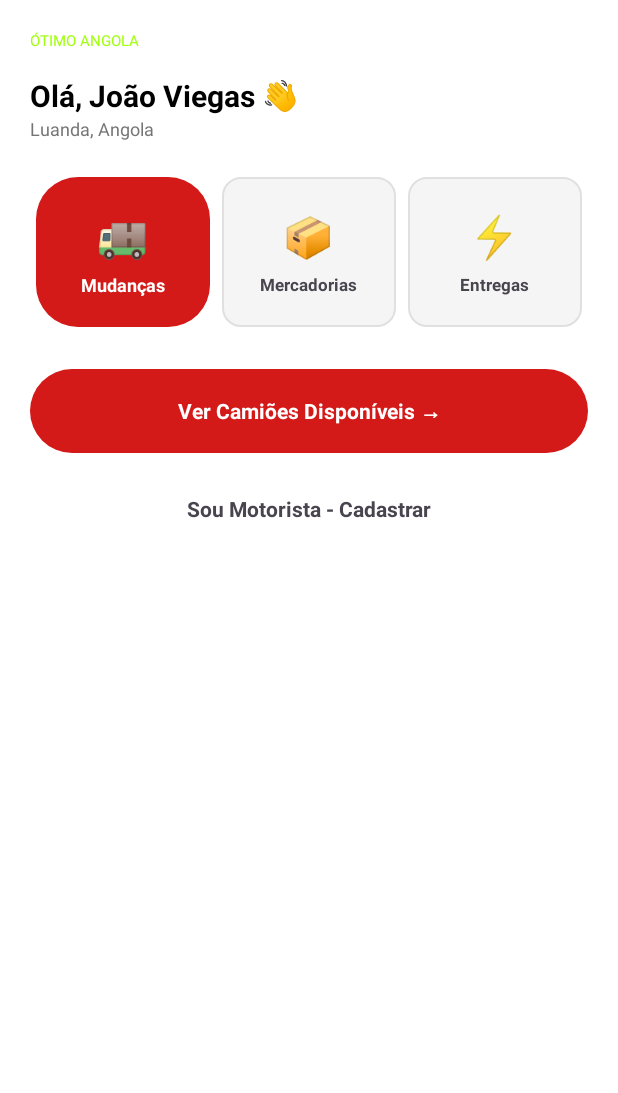
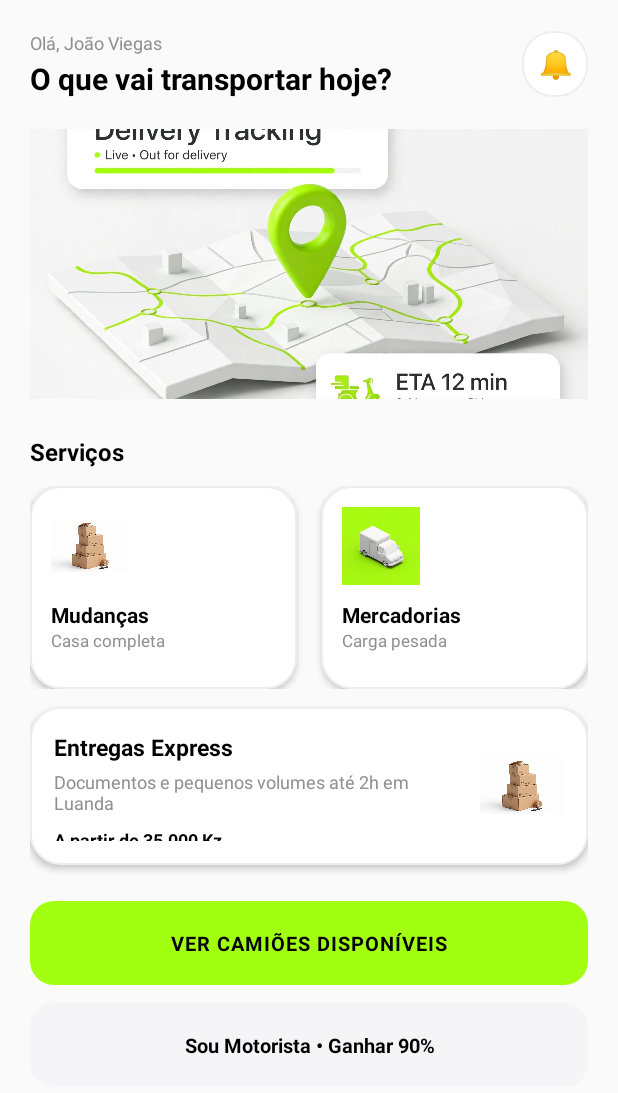
Before and after one commit to novo336/otimo-angola-app, an Android app: the screen it shows after launch (MainActivity), on a phone screen of 412 x 824 dp. Shown: the top 1093 px of the screen. Run offline under Robolectric (Android 15) with nearby library versions, the phone set to English and light mode, and no system bars.

Commit message:
Atualizar o activity_inicio.xml

```diff
--- a/app/src/main/res/layout/activity_inicio.xml
+++ b/app/src/main/res/layout/activity_inicio.xml
@@ -1,13 +1,234 @@
 <?xml version="1.0" encoding="utf-8"?>
-<LinearLayout xmlns:android="http://schemas.android.com/apk/res/android" android:layout_width="match_parent" android:layout_height="match_parent" android:orientation="vertical" android:background="#FFFFFF" android:padding="20dp">
-    <TextView android:layout_width="wrap_content" android:layout_height="wrap_content" android:text="ÓTIMO ANGOLA" android:textSize="10sp" android:textColor="#A3FF12"/>
-    <TextView android:layout_width="wrap_content" android:layout_height="wrap_content" android:layout_marginTop="16dp" android:text="Olá, João Viegas 👋" android:textSize="20sp" android:textStyle="bold" android:textColor="#000000"/>
-    <TextView android:layout_width="wrap_content" android:layout_height="wrap_content" android:text="Luanda, Angola" android:textColor="#757575" android:textSize="12sp"/>
-    <LinearLayout android:layout_width="match_parent" android:layout_height="wrap_content" android:orientation="horizontal" android:layout_marginTop="20dp" android:weightSum="3">
-        <LinearLayout android:id="@+id/cardMudancas" android:layout_width="0dp" android:layout_height="100dp" android:layout_weight="1" android:layout_margin="4dp" android:background="@drawable/bg_red_rounded" android:gravity="center" android:orientation="vertical"><TextView android:layout_width="wrap_content" android:layout_height="wrap_content" android:text="🚚" android:textSize="28sp"/><TextView android:layout_width="wrap_content" android:layout_height="wrap_content" android:text="Mudanças" android:textStyle="bold" android:textColor="#FFFFFF" android:textSize="12sp" android:layout_marginTop="6dp"/></LinearLayout>
-        <LinearLayout android:id="@+id/cardMercadorias" android:layout_width="0dp" android:layout_height="100dp" android:layout_weight="1" android:layout_margin="4dp" android:background="@drawable/bg_gray_rounded" android:gravity="center" android:orientation="vertical"><TextView android:layout_width="wrap_content" android:layout_height="wrap_content" android:text="📦" android:textSize="28sp"/><TextView android:layout_width="wrap_content" android:layout_height="wrap_content" android:text="Mercadorias" android:textStyle="bold" android:textSize="11sp" android:layout_marginTop="6dp"/></LinearLayout>
-        <LinearLayout android:id="@+id/cardExpressas" android:layout_width="0dp" android:layout_height="100dp" android:layout_weight="1" android:layout_margin="4dp" android:background="@drawable/bg_gray_rounded" android:gravity="center" android:orientation="vertical"><TextView android:layout_width="wrap_content" android:layout_height="wrap_content" android:text="⚡" android:textSize="28sp"/><TextView android:layout_width="wrap_content" android:layout_height="wrap_content" android:text="Entregas" android:textStyle="bold" android:textSize="11sp" android:layout_marginTop="6dp"/></LinearLayout>
+<ScrollView xmlns:android="http://schemas.android.com/apk/res/android"
+    android:layout_width="match_parent"
+    android:layout_height="match_parent"
+    android:background="#FAFAFA">
+
+    <LinearLayout
+        android:layout_width="match_parent"
+        android:layout_height="wrap_content"
+        android:orientation="vertical"
+        android:padding="20dp">
+
+        <LinearLayout
+            android:layout_width="match_parent"
+            android:layout_height="wrap_content"
+            android:orientation="horizontal"
+            android:gravity="center_vertical">
+
+            <LinearLayout
+                android:layout_width="0dp"
+                android:layout_height="wrap_content"
+                android:layout_weight="1"
+                android:orientation="vertical">
+
+                <TextView
+                    android:layout_width="wrap_content"
+                    android:layout_height="wrap_content"
+                    android:text="Olá, João Viegas"
+                    android:textSize="12sp"
+                    android:textColor="#8E8E93" />
+
+                <TextView
+                    android:layout_width="wrap_content"
+                    android:layout_height="wrap_content"
+                    android:layout_marginTop="2dp"
+                    android:text="O que vai transportar hoje?"
+                    android:textSize="20sp"
+                    android:textStyle="bold"
+                    android:textColor="#000000" />
+            </LinearLayout>
+
+            <TextView
+                android:layout_width="44dp"
+                android:layout_height="44dp"
+                android:background="@drawable/bg_white_card"
+                android:text="🔔"
+                android:gravity="center"
+                android:textSize="18sp" />
+        </LinearLayout>
+
+        <LinearLayout
+            android:layout_width="match_parent"
+            android:layout_height="180dp"
+            android:layout_marginTop="20dp"
+            android:background="@drawable/bg_white_card"
+            android:orientation="vertical"
+            android:clipChildren="true">
+
+            <ImageView
+                android:layout_width="match_parent"
+                android:layout_height="match_parent"
+                android:src="@drawable/ic_map"
+                android:scaleType="centerCrop" />
+        </LinearLayout>
+
+        <TextView
+            android:layout_width="wrap_content"
+            android:layout_height="wrap_content"
+            android:layout_marginTop="24dp"
+            android:text="Serviços"
+            android:textSize="16sp"
+            android:textStyle="bold"
+            android:textColor="#000000" />
+
+        <LinearLayout
+            android:layout_width="match_parent"
+            android:layout_height="wrap_content"
+            android:layout_marginTop="12dp"
+            android:orientation="horizontal">
+
+            <LinearLayout
+                android:id="@+id/cardMudancas"
+                android:layout_width="0dp"
+                android:layout_height="135dp"
+                android:layout_weight="1"
+                android:layout_marginEnd="8dp"
+                android:background="@drawable/bg_white_card"
+                android:elevation="3dp"
+                android:orientation="vertical"
+                android:padding="14dp">
+
+                <ImageView
+                    android:layout_width="52dp"
+                    android:layout_height="52dp"
+                    android:src="@drawable/ic_boxes" />
+
+                <TextView
+                    android:layout_width="wrap_content"
+                    android:layout_height="wrap_content"
+                    android:layout_marginTop="10dp"
+                    android:text="Mudanças"
+                    android:textStyle="bold"
+                    android:textSize="14sp"
+                    android:textColor="#000000" />
+
+                <TextView
+                    android:layout_width="wrap_content"
+                    android:layout_height="wrap_content"
+                    android:text="Casa completa"
+                    android:textSize="11sp"
+                    android:textColor="#8E8E93" />
+            </LinearLayout>
+
+            <LinearLayout
+                android:id="@+id/cardMercadorias"
+                android:layout_width="0dp"
+                android:layout_height="135dp"
+                android:layout_weight="1"
+                android:layout_marginStart="8dp"
+                android:background="@drawable/bg_white_card"
+                android:elevation="3dp"
+                android:orientation="vertical"
+                android:padding="14dp">
+
+                <ImageView
+                    android:layout_width="52dp"
+                    android:layout_height="52dp"
+                    android:src="@drawable/ic_van" />
+
+                <TextView
+                    android:layout_width="wrap_content"
+                    android:layout_height="wrap_content"
+                    android:layout_marginTop="10dp"
+                    android:text="Mercadorias"
+                    android:textStyle="bold"
+                    android:textSize="14sp"
+                    android:textColor="#000000" />
+
+                <TextView
+                    android:layout_width="wrap_content"
+                    android:layout_height="wrap_content"
+                    android:text="Carga pesada"
+                    android:textSize="11sp"
+                    android:textColor="#8E8E93" />
+            </LinearLayout>
+        </LinearLayout>
+
+        <LinearLayout
+            android:id="@+id/cardExpressas"
+            android:layout_width="match_parent"
+            android:layout_height="105dp"
+            android:layout_marginTop="12dp"
+            android:background="@drawable/bg_white_card"
+            android:elevation="3dp"
+            android:orientation="horizontal"
+            android:padding="16dp"
+            android:gravity="center_vertical">
+
+            <LinearLayout
+                android:layout_width="0dp"
+                android:layout_height="wrap_content"
+                android:layout_weight="1"
+                android:orientation="vertical">
+
+                <TextView
+                    android:layout_width="wrap_content"
+                    android:layout_height="wrap_content"
+                    android:text="Entregas Express"
+                    android:textStyle="bold"
+                    android:textSize="15sp"
+                    android:textColor="#000000" />
+
+                <TextView
+                    android:layout_width="wrap_content"
+                    android:layout_height="wrap_content"
+                    android:layout_marginTop="4dp"
+                    android:text="Documentos e pequenos volumes até 2h em Luanda"
+                    android:textSize="12sp"
+                    android:textColor="#8E8E93"
+                    android:maxLines="2" />
+
+                <TextView
+                    android:layout_width="wrap_content"
+                    android:layout_height="wrap_content"
+                    android:layout_marginTop="8dp"
+                    android:text="A partir de 35.000 Kz →"
+                    android:textSize="12sp"
+                    android:textStyle="bold"
+                    android:textColor="#000000" />
+            </LinearLayout>
+
+            <ImageView
+                android:layout_width="56dp"
+                android:layout_height="56dp"
+                android:layout_marginStart="12dp"
+                android:src="@drawable/ic_boxes" />
+        </LinearLayout>
+
+        <TextView
+            android:id="@+id/btnVerHorarios"
+            android:layout_width="match_parent"
+            android:layout_height="56dp"
+            android:layout_marginTop="24dp"
+            android:background="@drawable/bg_lime_rounded"
+            android:text="VER CAMIÕES DISPONÍVEIS"
+            android:gravity="center"
+            android:textStyle="bold"
+            android:textColor="#000000"
+            android:textSize="13sp"
+            android:letterSpacing="0.05" />
+
+        <TextView
+            android:id="@+id/btnMotorista"
+            android:layout_width="match_parent"
+            android:layout_height="56dp"
+            android:layout_marginTop="12dp"
+            android:background="@drawable/bg_gray_light"
+            android:text="Sou Motorista • Ganhar 90%"
+            android:gravity="center"
+            android:textStyle="bold"
+            android:textColor="#000000"
+            android:textSize="13sp" />
+
+        <TextView
+            android:id="@+id/txtServicoEscolhido"
+            android:layout_width="wrap_content"
+            android:layout_height="wrap_content"
+            android:layout_marginTop="12dp"
+            android:text=""
+            android:textColor="#A3FF12"
+            android:textStyle="bold"
+            android:visibility="gone" />
     </LinearLayout>
-    <TextView android:id="@+id/btnVerHorarios" android:layout_width="match_parent" android:layout_height="56dp" android:layout_marginTop="24dp" android:background="@drawable/bg_red_rounded" android:text="Ver Camiões Disponíveis →" android:gravity="center" android:textStyle="bold" android:textColor="#FFFFFF"/>
-    <TextView android:id="@+id/btnMotorista" android:layout_width="match_parent" android:layout_height="50dp" android:layout_marginTop="12dp" android:background="@drawable/bg_white_rounded" android:text="Sou Motorista - Cadastrar" android:gravity="center" android:textStyle="bold"/>
-</LinearLayout>
+</ScrollView>
```
